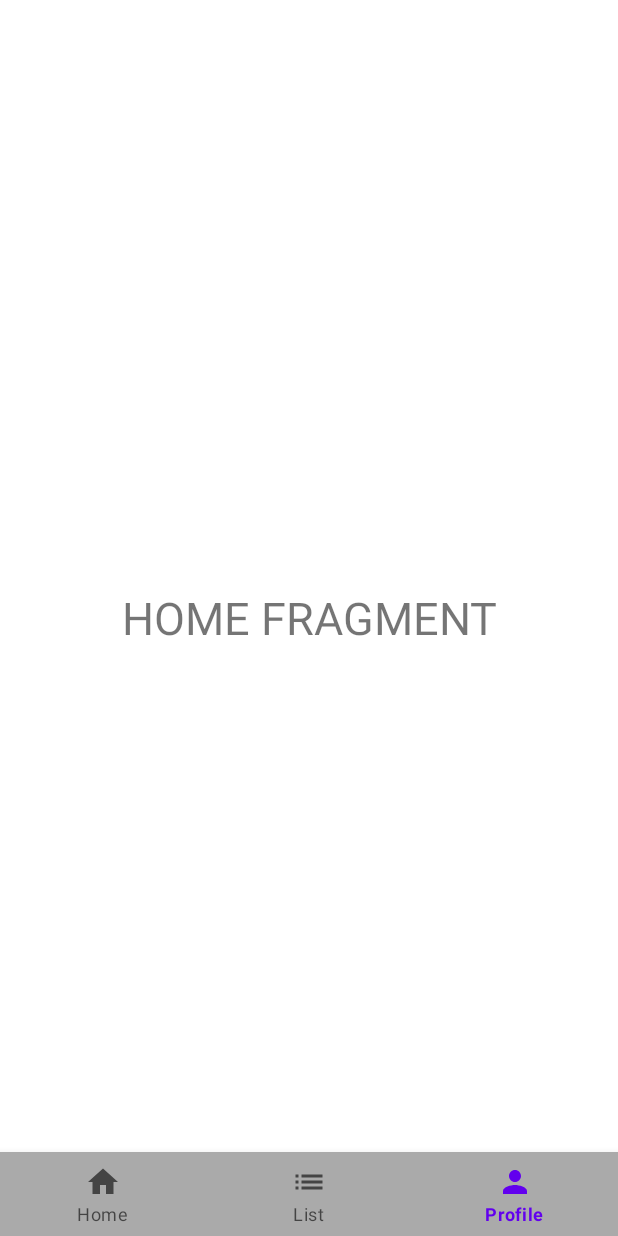
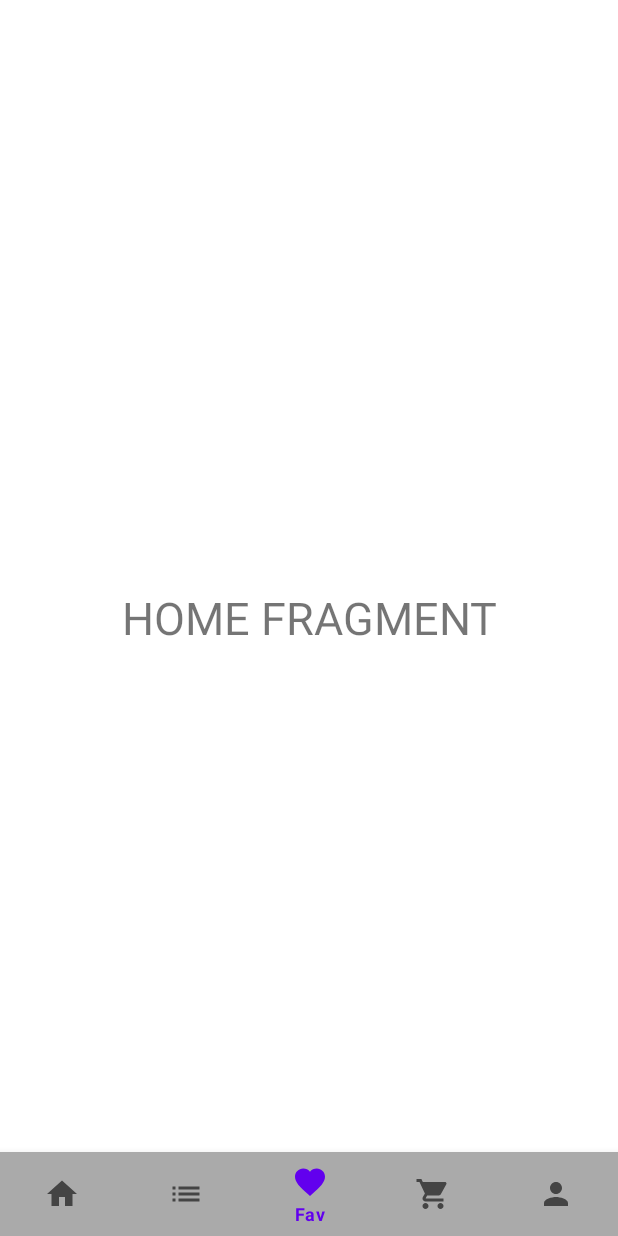
Before and after one commit to kharozim/Android_Single_Activity_Architecture, an Android app: the HomeFragment screen opened through its navigation route, item 3 of the bottom bar chosen, on a phone screen of 412 x 824 dp. Run offline under Robolectric (Android 15) with nearby library versions, the phone set to English and light mode, and no system bars.

Commit message:
add navigation button
Signed-off-by: PC-4 <kharozim06@gmail.com>

```diff
--- a/app/src/main/java/id/kharozim/androidsingleactivityarchitecture/ui/fragments/HomeFragment.kt
+++ b/app/src/main/java/id/kharozim/androidsingleactivityarchitecture/ui/fragments/HomeFragment.kt
@@ -5,6 +5,7 @@ import androidx.fragment.app.Fragment
 import android.view.LayoutInflater
 import android.view.View
 import android.view.ViewGroup
+import androidx.navigation.fragment.findNavController
 import com.google.android.material.bottomnavigation.BottomNavigationView
 import id.kharozim.androidsingleactivityarchitecture.R
 import id.kharozim.androidsingleactivityarchitecture.databinding.FragmentHomeBinding
@@ -37,8 +38,6 @@ class HomeFragment : Fragment() {
                     else -> false
                 }
             }
-
-
         }
         return binding.root
     }
--- a/app/src/main/java/id/kharozim/androidsingleactivityarchitecture/ui/fragments/RegisterFragment.kt
+++ b/app/src/main/java/id/kharozim/androidsingleactivityarchitecture/ui/fragments/RegisterFragment.kt
@@ -5,6 +5,7 @@ import androidx.fragment.app.Fragment
 import android.view.LayoutInflater
 import android.view.View
 import android.view.ViewGroup
+import androidx.navigation.findNavController
 import id.kharozim.androidsingleactivityarchitecture.R
 import id.kharozim.androidsingleactivityarchitecture.databinding.FragmentRegisterBinding
 
@@ -17,7 +18,9 @@ class RegisterFragment : Fragment() {
     ): View? {
         binding = FragmentRegisterBinding.inflate(layoutInflater, container, false).apply {
 
-
+            btRegister.setOnClickListener {
+                it.findNavController().navigate(R.id.action_registerFragment_to_loginFragment)
+            }
         }
         return binding.root
     }
--- /dev/null
+++ b/app/src/main/res/drawable/ic_cart.xml
@@ -0,0 +1,10 @@
+<vector xmlns:android="http://schemas.android.com/apk/res/android"
+    android:width="24dp"
+    android:height="24dp"
+    android:viewportWidth="24"
+    android:viewportHeight="24"
+    android:tint="?attr/colorControlNormal">
+  <path
+      android:fillColor="@android:color/white"
+      android:pathData="M7,18c-1.1,0 -1.99,0.9 -1.99,2S5.9,22 7,22s2,-0.9 2,-2 -0.9,-2 -2,-2zM1,2v2h2l3.6,7.59 -1.35,2.45c-0.16,0.28 -0.25,0.61 -0.25,0.96 0,1.1 0.9,2 2,2h12v-2L7.42,15c-0.14,0 -0.25,-0.11 -0.25,-0.25l0.03,-0.12 0.9,-1.63h7.45c0.75,0 1.41,-0.41 1.75,-1.03l3.58,-6.49c0.08,-0.14 0.12,-0.31 0.12,-0.48 0,-0.55 -0.45,-1 -1,-1L5.21,4l-0.94,-2L1,2zM17,18c-1.1,0 -1.99,0.9 -1.99,2s0.89,2 1.99,2 2,-0.9 2,-2 -0.9,-2 -2,-2z"/>
+</vector>
--- /dev/null
+++ b/app/src/main/res/drawable/ic_fav.xml
@@ -0,0 +1,10 @@
+<vector xmlns:android="http://schemas.android.com/apk/res/android"
+    android:width="24dp"
+    android:height="24dp"
+    android:viewportWidth="24"
+    android:viewportHeight="24"
+    android:tint="?attr/colorControlNormal">
+  <path
+      android:fillColor="@android:color/white"
+      android:pathData="M12,21.35l-1.45,-1.32C5.4,15.36 2,12.28 2,8.5 2,5.42 4.42,3 7.5,3c1.74,0 3.41,0.81 4.5,2.09C13.09,3.81 14.76,3 16.5,3 19.58,3 22,5.42 22,8.5c0,3.78 -3.4,6.86 -8.55,11.54L12,21.35z"/>
+</vector>
--- a/app/src/main/res/layout/fragment_home.xml
+++ b/app/src/main/res/layout/fragment_home.xml
@@ -20,6 +20,7 @@
         android:layout_width="match_parent"
         android:layout_height="wrap_content"
         android:layout_alignParentBottom="true"
+        android:layout_marginBottom="0dp"
         android:background="@android:color/darker_gray"
         app:menu="@menu/bottom_navigation_menu" />
 
--- a/app/src/main/res/menu/bottom_navigation_menu.xml
+++ b/app/src/main/res/menu/bottom_navigation_menu.xml
@@ -11,6 +11,16 @@
         android:icon="@drawable/ic_list"
         android:title="List" />
     <item
+        android:id="@+id/btNavFav"
+        android:enabled="true"
+        android:icon="@drawable/ic_fav"
+        android:title="Fav" />
+    <item
+        android:id="@+id/btNavCart"
+        android:enabled="true"
+        android:icon="@drawable/ic_cart"
+        android:title="Cart" />
+    <item
         android:id="@+id/btNavProfile"
         android:enabled="true"
         android:icon="@drawable/ic_profile"
--- a/app/src/main/res/navigation/nav_graph.xml
+++ b/app/src/main/res/navigation/nav_graph.xml
@@ -9,7 +9,14 @@
         android:id="@+id/homeFragment"
         android:name="id.kharozim.androidsingleactivityarchitecture.ui.fragments.HomeFragment"
         android:label="fragment_home"
-        tools:layout="@layout/fragment_home" />
+        tools:layout="@layout/fragment_home" >
+        <action
+            android:id="@+id/action_homeFragment_to_profileFragment"
+            app:destination="@id/profileFragment" />
+        <action
+            android:id="@+id/action_homeFragment_to_listFragment"
+            app:destination="@id/listFragment" />
+    </fragment>
     <fragment
         android:id="@+id/loginFragment"
         android:name="id.kharozim.androidsingleactivityarchitecture.ui.fragments.LoginFragment"
@@ -26,5 +33,19 @@
         android:id="@+id/registerFragment"
         android:name="id.kharozim.androidsingleactivityarchitecture.ui.fragments.RegisterFragment"
         android:label="fragment_register"
-        tools:layout="@layout/fragment_register" />
+        tools:layout="@layout/fragment_register" >
+        <action
+            android:id="@+id/action_registerFragment_to_loginFragment"
+            app:destination="@id/loginFragment" />
+    </fragment>
+    <fragment
+        android:id="@+id/profileFragment"
+        android:name="id.kharozim.androidsingleactivityarchitecture.ui.fragments.ProfileFragment"
+        android:label="fragment_profile"
+        tools:layout="@layout/fragment_profile" />
+    <fragment
+        android:id="@+id/listFragment"
+        android:name="id.kharozim.androidsingleactivityarchitecture.ui.fragments.ListFragment"
+        android:label="fragment_list"
+        tools:layout="@layout/fragment_list" />
 </navigation>
```
Also changed, not shown: app/src/main/java/id/kharozim/androidsingleactivityarchitecture/ui/fragments/ListFragment.kt (added, +19 -0 lines), app/src/main/res/layout/fragment_list.xml (added, +16 -0 lines), app/src/main/res/layout/fragment_register.xml (+1 -14 lines).
